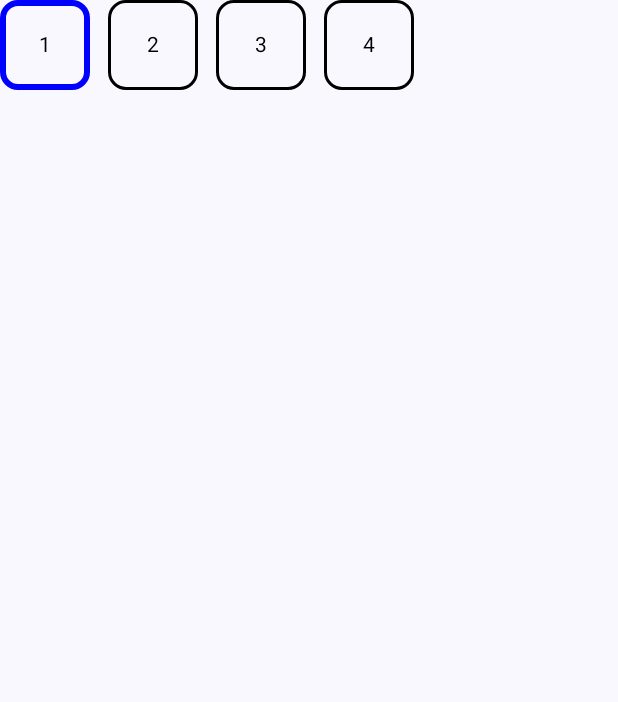
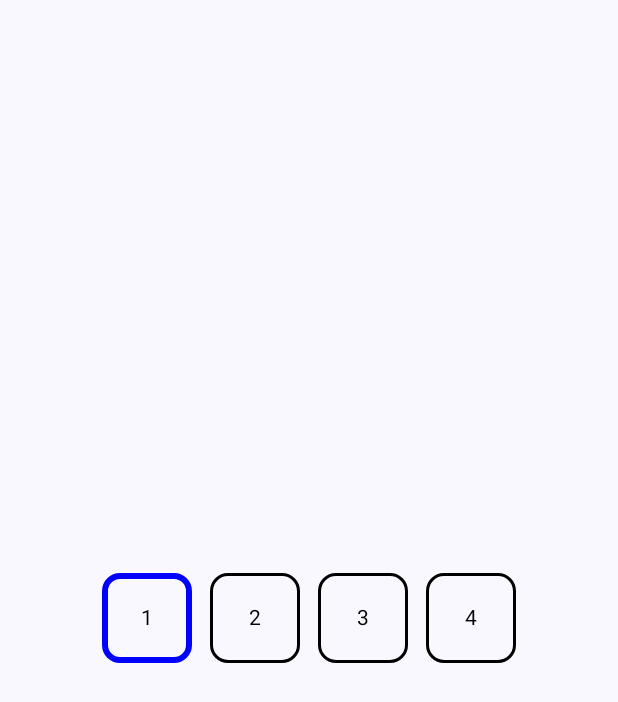
Before and after one commit to sajjad-dehnavi/OTP_Field_compose, an Android app built with Jetpack Compose: the screen it shows after launch (MainActivity), on a phone screen of 412 x 824 dp. Shown: the top 702 px of the screen. Run offline under Robolectric (Android 15) with nearby library versions, the phone set to English and light mode, and no system bars.

Commit message:
change sample app

```diff
--- a/app/src/main/java/com/example/myapplication/MainActivity.kt
+++ b/app/src/main/java/com/example/myapplication/MainActivity.kt
@@ -1,6 +1,5 @@
 package com.example.myapplication
 
-import android.annotation.SuppressLint
 import android.os.Bundle
 import android.util.Log
 import androidx.activity.ComponentActivity
@@ -19,7 +18,6 @@ import com.example.myapplication.ui.theme.MyApplicationTheme
 import dehnavi.sajjad.otptextfield.OtpTextField
 
 class MainActivity : ComponentActivity() {
-    @SuppressLint("CoroutineCreationDuringComposition")
     override fun onCreate(savedInstanceState: Bundle?) {
         super.onCreate(savedInstanceState)
         setContent {
@@ -32,7 +30,6 @@ class MainActivity : ComponentActivity() {
                     Box(modifier = Modifier.fillMaxSize()) {
                         OtpTextField(
                             modifier = Modifier
-                                .fillMaxSize()
                                 .align(Alignment.Center),
                             modifierField = Modifier.size(60.dp),
                             value = "1234",
```
